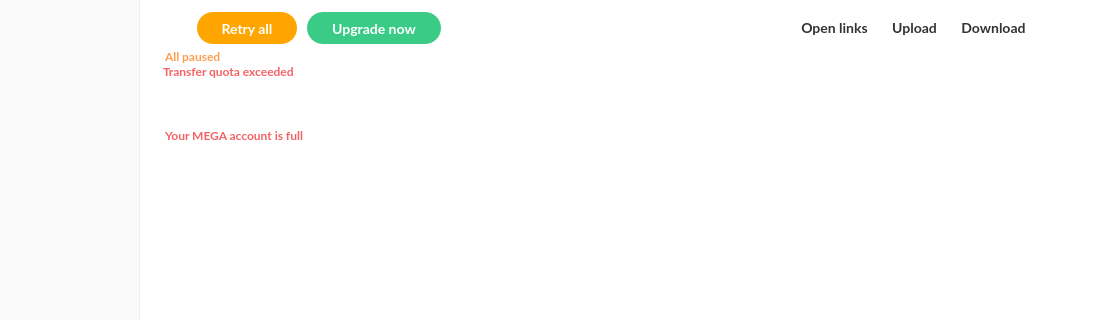
First picture: the form in src/MEGASync/transfers/gui/macx/TransferManager.ui, repository meganz/MEGAsync, before the edit; both pictures show x 116 to 1225 and y 0 to 320 of the 1225 by 752 pixel window.
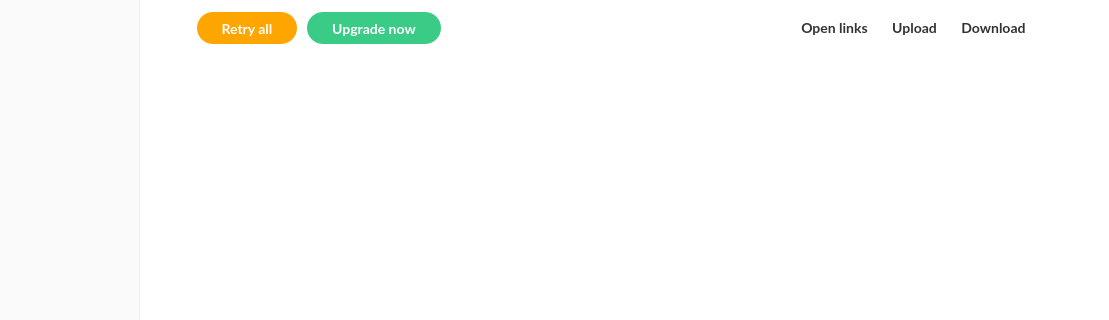
Second picture: the form after the edit. The open tabs and pages were chosen to show the change. Icons and pictures are not drawn. Custom widgets are drawn as their Qt base class.

Patch:
```diff
--- a/src/MEGASync/transfers/gui/macx/TransferManager.ui
+++ b/src/MEGASync/transfers/gui/macx/TransferManager.ui
@@ -2932,7 +2932,58 @@
              </item>
             </layout>
            </widget>
-          </widget>
+           <widget class="QWidget" name="pStalledIssuesHeaderInfo">
+            <layout class="QHBoxLayout" name="horizontalLayout_2">
+             <item>
+              <spacer name="horizontalSpacer_16">
+               <property name="orientation">
+                <enum>Qt::Horizontal</enum>
+               </property>
+               <property name="sizeHint" stdset="0">
+                <size>
+                 <width>40</width>
+                 <height>20</height>
+                </size>
+               </property>
+              </spacer>
+             </item>
+             <item>
+              <widget class="SomeIssuesOccurredMessage" name="stalledIssuesContainer" native="true">
+               <layout class="QHBoxLayout" name="horizontalLayout_5">
+                <property name="spacing">
+                 <number>0</number>
+                </property>
+                <property name="leftMargin">
+                 <number>6</number>
+                </property>
+                <property name="topMargin">
+                 <number>0</number>
+                </property>
+                <property name="rightMargin">
+                 <number>6</number>
+                </property>
+                <property name="bottomMargin">
+                 <number>0</number>
+                </property>
+               </layout>
+              </widget>
+             </item>
+             <item>
+              <spacer name="horizontalSpacer_17">
+               <property name="orientation">
+                <enum>Qt::Horizontal</enum>
+               </property>
+               <property name="sizeHint" stdset="0">
+                <size>
+                 <width>40</width>
+                 <height>20</height>
+                </size>
+               </property>
+              </spacer>
+             </item>
+            </layout>
+           </widget>
+		  </widget>
          </item>
         </layout>
        </widget>
```
